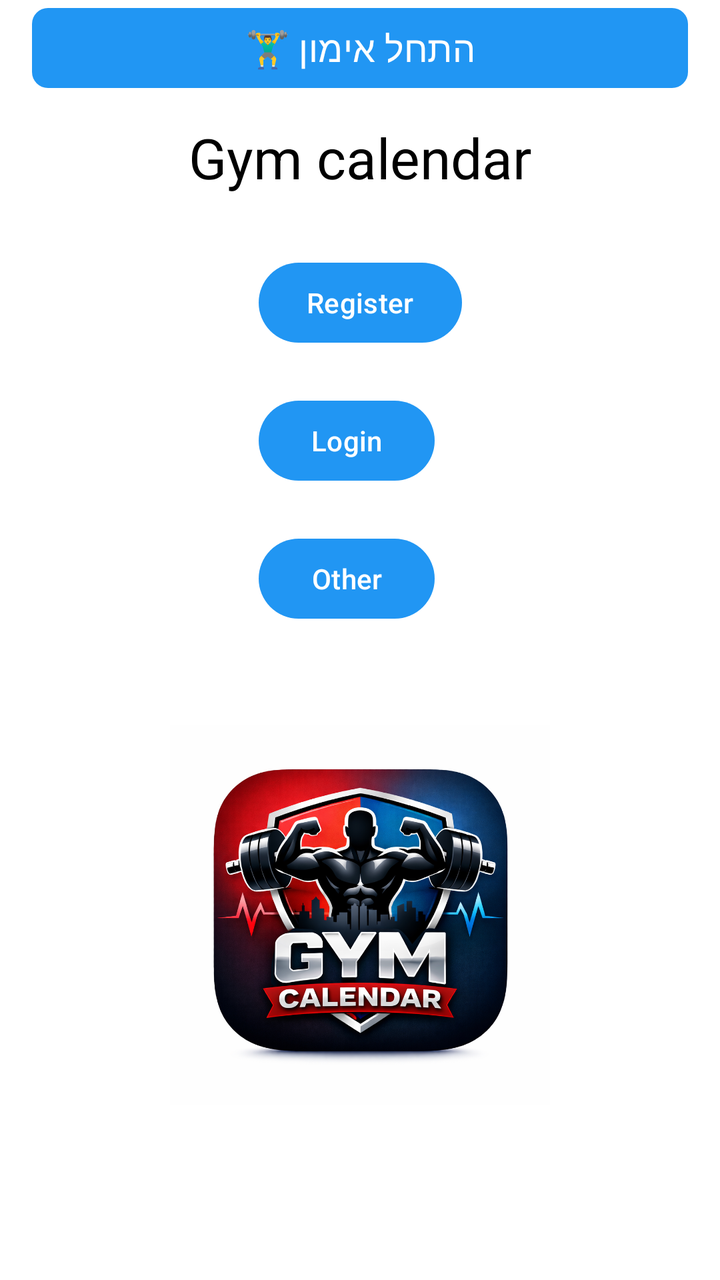
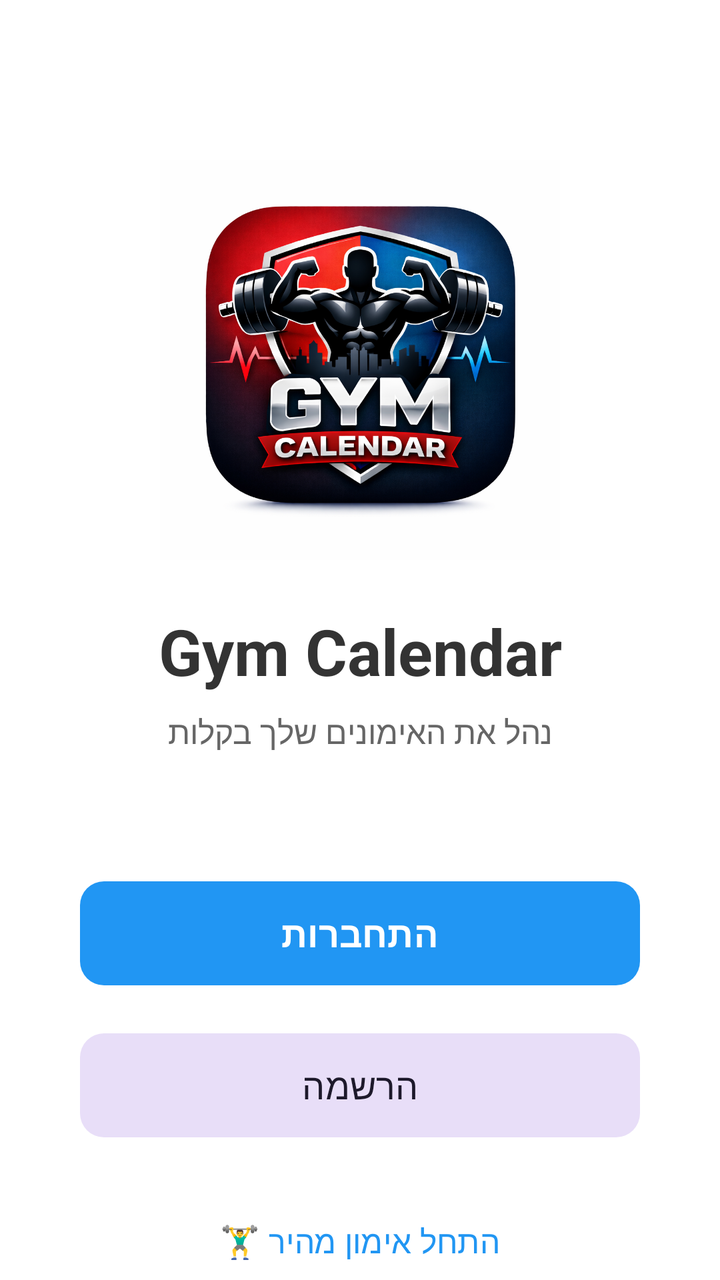

An Android layout rendered at two revisions. The XML below is the earlier revision; the diff shows what the commit changed to produce the second picture.
<!-- AndroidManifest.xml: application theme Theme.Gym_calender10 -->
<!-- res/layout/activity_main.xml -->
<?xml version="1.0" encoding="utf-8"?>
<androidx.constraintlayout.widget.ConstraintLayout xmlns:android="http://schemas.android.com/apk/res/android"
    xmlns:app="http://schemas.android.com/apk/res-auto"
    xmlns:tools="http://schemas.android.com/tools"
    android:layout_width="match_parent"
    android:layout_height="match_parent"
    tools:context=".MainActivity">

    <TextView
        android:id="@+id/topic"
        android:layout_width="wrap_content"
        android:layout_height="wrap_content"
        android:layout_marginTop="60dp"
        android:layout_marginBottom="30dp"
        android:text="Gym calendar"
        android:textSize="28sp"
        app:layout_constraintBottom_toTopOf="@+id/btnGoRegister"
        app:layout_constraintEnd_toEndOf="parent"
        app:layout_constraintStart_toStartOf="parent"
        app:layout_constraintTop_toTopOf="parent" />

    <Button
        android:id="@+id/btnGoRegister"
        android:layout_width="wrap_content"
        android:layout_height="wrap_content"
        android:layout_marginStart="35dp"
        android:layout_marginBottom="21dp"
        android:text="Register"
        app:layout_constraintBottom_toTopOf="@+id/btnGoLogin"
        app:layout_constraintStart_toStartOf="@+id/topic"
        app:layout_constraintTop_toBottomOf="@+id/topic" />

    <Button
        android:id="@+id/btnGoLogin"
        android:layout_width="wrap_content"
        android:layout_height="wrap_content"
        android:layout_marginBottom="21dp"
        android:text="Login"
        app:layout_constraintBottom_toTopOf="@+id/btnGoOther"
        app:layout_constraintStart_toStartOf="@+id/btnGoRegister"
        app:layout_constraintTop_toBottomOf="@+id/btnGoRegister" />

    <com.google.android.material.button.MaterialButton
        android:id="@+id/btnGoToTrackWorkout"
        android:layout_width="match_parent"
        android:layout_height="wrap_content"
        android:layout_margin="16dp"
        android:text="התחל אימון 🏋️‍♂️"
        android:textSize="18sp"
        app:cornerRadius="8dp" />

    <Button
        android:id="@+id/btnGoOther"
        android:layout_width="wrap_content"
        android:layout_height="wrap_content"
        android:text="Other"
        app:layout_constraintBottom_toTopOf="@+id/Logo_App"
        app:layout_constraintStart_toStartOf="@+id/btnGoLogin"
        app:layout_constraintTop_toBottomOf="@+id/btnGoLogin" />

    <ImageView
        android:id="@+id/Logo_App"
        android:layout_width="190dp"
        android:layout_height="0dp"
        android:layout_marginBottom="38dp"
        app:layout_constraintBottom_toBottomOf="parent"
        app:layout_constraintEnd_toEndOf="parent"
        app:layout_constraintStart_toStartOf="parent"
        app:layout_constraintTop_toBottomOf="@+id/btnGoOther"
        app:srcCompat="@drawable/gym_calender_logo" />

</androidx.constraintlayout.widget.ConstraintLayout>
<!-- resources referenced by this layout -->
<resources>
  <!-- drawable gym_calender_logo: png bitmap (drawable, 852017 bytes) -->
  <style name="Theme.Gym_calender10" parent="Theme.Material3.Light.NoActionBar">
          <item name="android:colorBackground">#FFFFFF</item>
          <item name="android:textColor">#000000</item>
          <item name="colorPrimary">#2196F3</item>
          <item name="colorPrimaryDark">#1976D2</item>
          <item name="colorAccent">#03A9F4</item>
      </style>
</resources>

<!-- the commit's change to res/layout/activity_main.xml (unified diff, before → after) -->
@@ -4,69 +4,93 @@
     xmlns:tools="http://schemas.android.com/tools"
     android:layout_width="match_parent"
     android:layout_height="match_parent"
+    android:background="#FFFFFF"
     tools:context=".MainActivity">
+
+    <ImageView
+        android:id="@+id/Logo_App"
+        android:layout_width="200dp"
+        android:layout_height="200dp"
+        android:layout_marginTop="80dp"
+        app:layout_constraintEnd_toEndOf="parent"
+        app:layout_constraintStart_toStartOf="parent"
+        app:layout_constraintTop_toTopOf="parent"
+        app:srcCompat="@drawable/gym_calender_logo" />
 
     <TextView
         android:id="@+id/topic"
         android:layout_width="wrap_content"
         android:layout_height="wrap_content"
-        android:layout_marginTop="60dp"
-        android:layout_marginBottom="30dp"
-        android:text="Gym calendar"
-        android:textSize="28sp"
-        app:layout_constraintBottom_toTopOf="@+id/btnGoRegister"
+        android:layout_marginTop="24dp"
+        android:text="Gym Calendar"
+        android:textColor="#333333"
+        android:textSize="32sp"
+        android:textStyle="bold"
         app:layout_constraintEnd_toEndOf="parent"
         app:layout_constraintStart_toStartOf="parent"
-        app:layout_constraintTop_toTopOf="parent" />
+        app:layout_constraintTop_toBottomOf="@+id/Logo_App" />
 
-    <Button
-        android:id="@+id/btnGoRegister"
+    <TextView
+        android:id="@+id/subTopic"
         android:layout_width="wrap_content"
         android:layout_height="wrap_content"
-        android:layout_marginStart="35dp"
-        android:layout_marginBottom="21dp"
-        android:text="Register"
-        app:layout_constraintBottom_toTopOf="@+id/btnGoLogin"
-        app:layout_constraintStart_toStartOf="@+id/topic"
+        android:layout_marginTop="8dp"
+        android:text="נהל את האימונים שלך בקלות"
+        android:textColor="#666666"
+        android:textSize="16sp"
+        app:layout_constraintEnd_toEndOf="parent"
+        app:layout_constraintStart_toStartOf="parent"
         app:layout_constraintTop_toBottomOf="@+id/topic" />
 
-    <Button
+    <com.google.android.material.button.MaterialButton
         android:id="@+id/btnGoLogin"
-        android:layout_width="wrap_content"
-        android:layout_height="wrap_content"
-        android:layout_marginBottom="21dp"
-        android:text="Login"
-        app:layout_constraintBottom_toTopOf="@+id/btnGoOther"
-        app:layout_constraintStart_toStartOf="@+id/btnGoRegister"
-        app:layout_constraintTop_toBottomOf="@+id/btnGoRegister" />
+        android:layout_width="0dp"
+        android:layout_height="60dp"
+        android:layout_marginHorizontal="40dp"
+        android:layout_marginTop="60dp"
+        android:text="התחברות"
+        android:textSize="18sp"
+        android:textStyle="bold"
+        app:cornerRadius="12dp"
+        app:layout_constraintEnd_toEndOf="parent"
+        app:layout_constraintStart_toStartOf="parent"
+        app:layout_constraintTop_toBottomOf="@+id/subTopic" />
+
+    <com.google.android.material.button.MaterialButton
+        android:id="@+id/btnGoRegister"
+        style="@style/Widget.Material3.Button.TonalButton"
+        android:layout_width="0dp"
+        android:layout_height="60dp"
+        android:layout_marginHorizontal="40dp"
+        android:layout_marginTop="16dp"
+        android:text="הרשמה"
+        android:textSize="18sp"
+        app:cornerRadius="12dp"
+        app:layout_constraintEnd_toEndOf="parent"
+        app:layout_constraintStart_toStartOf="parent"
+        app:layout_constraintTop_toBottomOf="@+id/btnGoLogin" />
 
     <com.google.android.material.button.MaterialButton
         android:id="@+id/btnGoToTrackWorkout"
-        android:layout_width="match_parent"
+        style="@style/Widget.Material3.Button.TextButton"
+        android:layout_width="wrap_content"
         android:layout_height="wrap_content"
-        android:layout_margin="16dp"
-        android:text="התחל אימון 🏋️‍♂️"
-        android:textSize="18sp"
-        app:cornerRadius="8dp" />
+        android:layout_marginTop="24dp"
+        android:text="התחל אימון מהיר 🏋️‍♂️"
+        android:textSize="16sp"
+        app:layout_constraintEnd_toEndOf="parent"
+        app:layout_constraintStart_toStartOf="parent"
+        app:layout_constraintTop_toBottomOf="@+id/btnGoRegister" />
 
     <Button
         android:id="@+id/btnGoOther"
         android:layout_width="wrap_content"
         android:layout_height="wrap_content"
-        android:text="Other"
-        app:layout_constraintBottom_toTopOf="@+id/Logo_App"
-        app:layout_constraintStart_toStartOf="@+id/btnGoLogin"
-        app:layout_constraintTop_toBottomOf="@+id/btnGoLogin" />
-
-    <ImageView
-        android:id="@+id/Logo_App"
-        android:layout_width="190dp"
-        android:layout_height="0dp"
-        android:layout_marginBottom="38dp"
+        android:layout_marginBottom="24dp"
+        android:text="אחר"
+        android:visibility="gone"
         app:layout_constraintBottom_toBottomOf="parent"
         app:layout_constraintEnd_toEndOf="parent"
-        app:layout_constraintStart_toStartOf="parent"
-        app:layout_constraintTop_toBottomOf="@+id/btnGoOther"
-        app:srcCompat="@drawable/gym_calender_logo" />
+        app:layout_constraintStart_toStartOf="parent" />
 
 </androidx.constraintlayout.widget.ConstraintLayout>
